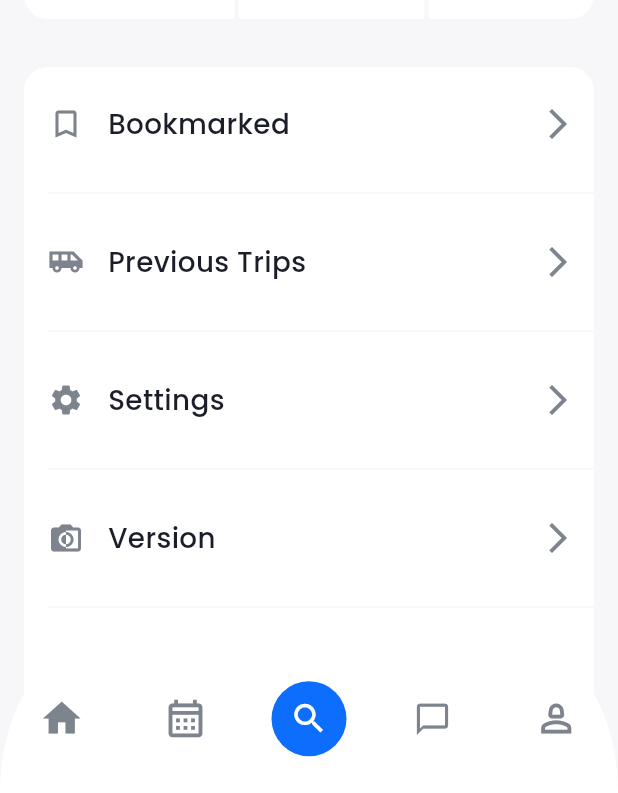
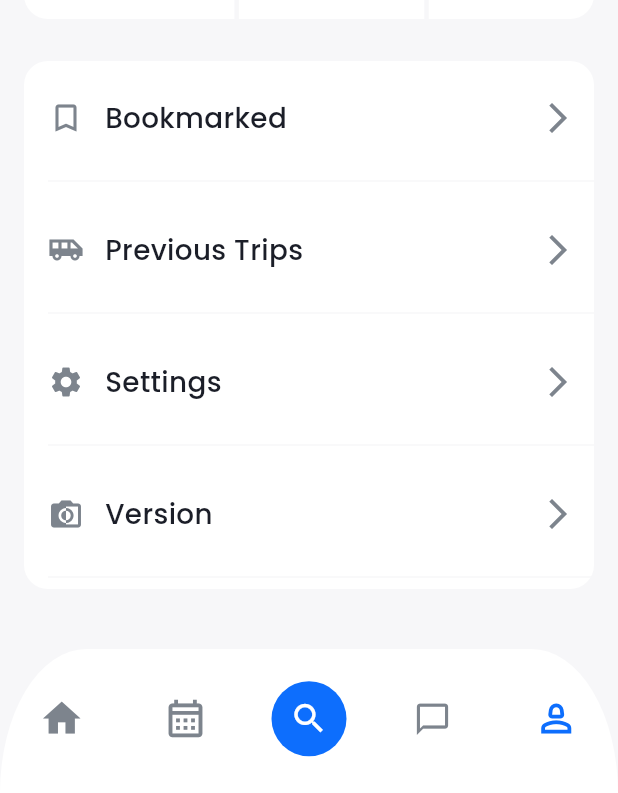
Before and after one commit to adityaandhale30/travel_app1, a Flutter app: the PersistantBottomNavBarCustom widget shown alone on an empty page, opened directly, item 5 of the bottom bar chosen, on a phone screen of 412 x 824 dp, the part 443-1236 px from its top. Run offline on Flutter 3.47's test engine with Material 3 defaults, Android fonts, the phone set to English and light mode, and no system bars; drawn by our look-alikes of persistent_bottom_nav_bar; our stand-ins replace easy_date_timeline, firebase_auth, gap, google_fonts, smooth_page_indicator; missing offline and left inert: avatar_stack; accounts and stored records are empty.

Commit message:
changes made in bottomSheet

```diff
--- a/lib/contoller/destination_controller.dart
+++ b/lib/contoller/destination_controller.dart
@@ -13,13 +13,13 @@ class DestinationController extends ChangeNotifier {
 
 List<DestinationModel> dl = [
   DestinationModel(
-      destinationImage: "assets/images/home1.png",
+      destinationImage: "assets/images/home0.png",
       isDestinationSaved: false,
       destinationName: "Niladri Reservoir",
       rating: 4.7,
       charges: 265),
   DestinationModel(
-      destinationImage: "assets/images/home1.png",
+      destinationImage: "assets/images/home2.png",
       isDestinationSaved: false,
       destinationName: "Darma Reservoir",
       rating: 4.3,
--- a/lib/main.dart
+++ b/lib/main.dart
@@ -3,7 +3,6 @@ import 'package:provider/provider.dart';
 import 'package:travel_app/contoller/destination_controller.dart';
 import 'package:travel_app/contoller/landing_controller.dart';
 import 'package:travel_app/view/splash_screen.dart';
-
 
 void main() {
   runApp(const MainApp());
--- a/lib/view/Home/Widgets/listview_home.dart
+++ b/lib/view/Home/Widgets/listview_home.dart
@@ -38,6 +38,7 @@ class ListViewHome extends StatelessWidget {
               padding: const EdgeInsets.only(top: 16),
               height: screenHeight * 0.432,
               width: screenWidth * 0.66,
+              clipBehavior: Clip.antiAlias,
               decoration: BoxDecoration(
                 borderRadius: BorderRadius.circular(24),
                 color: const Color.fromRGBO(255, 255, 255, 1),
@@ -49,10 +50,15 @@ class ListViewHome extends StatelessWidget {
                     children: [
                       Hero(
                         tag: idx,
-                        child: Image.asset(
-                          Provider.of<DestinationController>(context)
-                              .destinationList[idx]
-                              .destinationImage,
+                        child: SizedBox(
+                          height: 286,
+                          width: 240,
+                          child: Image.asset(
+                            Provider.of<DestinationController>(context)
+                                .destinationList[idx]
+                                .destinationImage,
+                            fit: BoxFit.contain,
+                          ),
                         ),
                       ),
                       GestureDetector(
--- a/lib/view/Profile/Widgets/profile_buttons.dart
+++ b/lib/view/Profile/Widgets/profile_buttons.dart
@@ -8,13 +8,11 @@ class ProfileButtonCustom extends StatelessWidget {
   @override
   Widget build(BuildContext context) {
     double screenWidth = MediaQuery.of(context).size.width;
-    return   Expanded(
-              child: Container(
-                margin: const EdgeInsets.only(top: 32, bottom: 16),
+    return Container(
+      margin: const EdgeInsets.only(top: 28, bottom: 10),
       padding: const EdgeInsets.only(top: 0, left: 16),
       decoration: BoxDecoration(
-                    borderRadius: BorderRadius.circular(16),
-                    color: Colors.white),
+          borderRadius: BorderRadius.circular(16), color: Colors.white),
       child: Column(
         children: List.generate(4, (idx) {
           return Column(
@@ -29,7 +27,7 @@ class ProfileButtonCustom extends StatelessWidget {
                     color: const Color.fromRGBO(125, 132, 141, 1),
                   ),
                   const SizedBox(
-                              width: 16,
+                    width: 14,
                   ),
                   Text(
                     profileButtonList[idx].buttonname,
@@ -49,7 +47,7 @@ class ProfileButtonCustom extends StatelessWidget {
                 ],
               ),
               const SizedBox(
-                          height: 14,
+                height: 10,
               ),
               const Divider(
                 color: Color.fromRGBO(247, 247, 249, 1),
@@ -58,7 +56,6 @@ class ProfileButtonCustom extends StatelessWidget {
           );
         }),
       ),
-              ),
     );
   }
 }
--- a/lib/view/Search/search_screen.dart
+++ b/lib/view/Search/search_screen.dart
@@ -7,6 +7,7 @@ class SearchScreen extends StatelessWidget {
 
   @override
   Widget build(BuildContext context) {
+    TextEditingController searchController = TextEditingController();
     double screenWidth = MediaQuery.of(context).size.width;
     return Scaffold(
       backgroundColor: const Color.fromRGBO(247, 247, 249, 1),
@@ -44,6 +45,11 @@ class SearchScreen extends StatelessWidget {
           crossAxisAlignment: CrossAxisAlignment.start,
           children: [
             TextField(
+
+              onTap: () {
+                searchController.text = "";
+              },
+              controller: searchController,
               decoration: InputDecoration(
                 hintText: "Search Places",
                 hintStyle: GoogleFonts.poppins(
--- a/lib/view/persistantBottomNavBarCustom.dart
+++ b/lib/view/persistantBottomNavBarCustom.dart
@@ -1,3 +1,4 @@
+
 import 'package:flutter/material.dart';
 import 'package:persistent_bottom_nav_bar/persistent_bottom_nav_bar.dart';
 import 'package:travel_app/view/Home/home_screen.dart';
@@ -21,6 +22,10 @@ class PersistantBottomNavBarCustom extends StatelessWidget {
 
   @override
   Widget build(BuildContext context) {
+
+
+    /// PersistentTabView used here for which we can give style and  activeColorPrimary: inactiveColorPrimary : will work if we didnt give  color :
+
     return PersistentTabView(
       backgroundColor: Colors.white,
       decoration: const NavBarDecoration(
@@ -38,18 +43,18 @@ class PersistantBottomNavBarCustom extends StatelessWidget {
         PersistentBottomNavBarItem(
           icon: const Icon(
             Icons.home,
-            color: Color.fromRGBO(125, 132, 141, 1),
             size: 30,
           ),
+          activeColorPrimary: const Color.fromRGBO(13, 110, 253, 1),
+          inactiveColorPrimary: const Color.fromRGBO(125, 132, 141, 1),
         ),
         PersistentBottomNavBarItem(
           icon: const Icon(
             Icons.calendar_month_outlined,
-            color: Color.fromRGBO(125, 132, 141, 1),
             size: 30,
           ),
           activeColorPrimary: const Color.fromRGBO(13, 110, 253, 1),
-          activeColorSecondary:const  Color.fromRGBO(13, 110, 253, 1),
+          inactiveColorPrimary: const Color.fromRGBO(125, 132, 141, 1),
         ),
         PersistentBottomNavBarItem(
           icon: Container(
@@ -68,16 +73,18 @@ class PersistantBottomNavBarCustom extends StatelessWidget {
         PersistentBottomNavBarItem(
           icon: const Icon(
             Icons.chat_bubble_outline_outlined,
-            color: Color.fromRGBO(125, 132, 141, 1),
             size: 25,
           ),
+          activeColorPrimary: const Color.fromRGBO(13, 110, 253, 1),
+          inactiveColorPrimary: const Color.fromRGBO(125, 132, 141, 1),
         ),
         PersistentBottomNavBarItem(
           icon: const Icon(
             Icons.person_2_outlined,
-            color: Color.fromRGBO(125, 132, 141, 1),
             size: 30,
           ),
+          activeColorPrimary: const Color.fromRGBO(13, 110, 253, 1),
+          inactiveColorPrimary: const Color.fromRGBO(125, 132, 141, 1),
         ),
       ],
       screens: _buildScreens(),
```
Also changed, not shown: assets/images/home0.png (added), assets/images/home2.png. Lines whose indentation alone changed are shown as unchanged.
